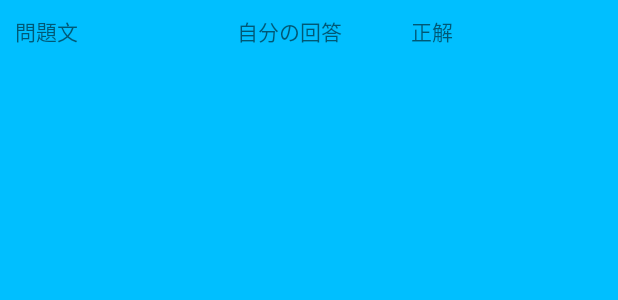
After one commit to f19ba073/GraduaionResearch_13, an Android app: the layout result_header.xml on its own in the app's theme, with its tools: preview values and no code run, on a phone screen of 412 x 824 dp. The commit adds this screen. Shown: the top 300 px of the screen. Run offline under Robolectric (Android 15) with nearby library versions, the phone set to English and light mode, and no system bars.

Commit message:
問題回答画面の結果画面にヘッダを追加しました

```diff
--- a/app/src/main/java/com/example/graduaionresearch_13/GamePlayActivity.java
+++ b/app/src/main/java/com/example/graduaionresearch_13/GamePlayActivity.java
@@ -4,13 +4,16 @@ import androidx.appcompat.app.AppCompatActivity;
 
 import android.content.Intent;
 import android.os.Bundle;
+import android.view.LayoutInflater;
 import android.view.View;
+import android.view.ViewGroup;
 import android.widget.Button;
 
 import java.util.*;
 
 import android.widget.EditText;
 import android.widget.ImageView;
+import android.widget.LinearLayout;
 import android.widget.ListView;
 import android.widget.TextView;
 
@@ -77,10 +80,14 @@ public class GamePlayActivity extends AppCompatActivity{
         nextTransitionButton.setOnClickListener(onClickResultCheck);
     }
 
-    //TODO 結果画面の初期化処理を実装
+    //結果画面の初期化
     private void initializeGameResult(){
         setContentView(R.layout.game_result);
+
         resultListView = findViewById(R.id.result_listView);
+        LayoutInflater inflater = this.getLayoutInflater();
+        View header = inflater.inflate(R.layout.result_header, null);
+        resultListView.addHeaderView(header);
 
         GameResultAdapter adapter = new GameResultAdapter(getApplicationContext(), R.layout.result_row, results);
         resultListView.setAdapter(adapter);
@@ -130,7 +137,8 @@ public class GamePlayActivity extends AppCompatActivity{
 
             problemsIndex++;
 
-            //次の問題に遷移できるようにクリックイベント切り替え
+            //問題が終わっていなければ次の問題に遷移するクリックイベントに切り替え
+            //終わっていれば結果画面に遷移するクリックイベントに切り替え
             if(problemsIndex < problems.size()){
                 nextTransitionButton.setOnClickListener(onClickNextProblem);
                 nextTransitionButton.setText("次の問題へ");
--- /dev/null
+++ b/app/src/main/res/layout/result_header.xml
@@ -0,0 +1,53 @@
+<?xml version="1.0" encoding="utf-8"?>
+<LinearLayout
+    xmlns:android="http://schemas.android.com/apk/res/android"
+    android:id="@+id/result_header"
+    android:layout_width="match_parent"
+    android:layout_height="match_parent"
+    android:orientation="horizontal"
+    android:background="#00bfff">
+    <TextView
+        android:id="@+id/result_problem_text"
+        android:layout_margin="10dp"
+        android:layout_width="0dp"
+        android:layout_height="wrap_content"
+        android:layout_weight="4"
+        android:text="問題文"
+        android:layout_centerVertical="true"
+        android:gravity="left"
+        android:maxEms="10"
+        android:singleLine="true"
+        android:ellipsize="end"/>
+    <TextView
+        android:id="@+id/result_user_answer_text"
+        android:layout_margin="10dp"
+        android:layout_width="0dp"
+        android:layout_height="wrap_content"
+        android:layout_weight="3"
+        android:text="自分の回答"
+        android:layout_centerVertical="true"
+        android:gravity="left"
+        android:maxEms="10"
+        android:singleLine="true"
+        android:ellipsize="end"/>
+    <TextView
+        android:id="@+id/result_answer_text"
+        android:layout_margin="10dp"
+        android:layout_width="0dp"
+        android:layout_height="wrap_content"
+        android:layout_weight="3"
+        android:text="正解"
+        android:layout_centerVertical="true"
+        android:gravity="left"
+        android:maxEms="10"
+        android:singleLine="true"
+        android:ellipsize="end"/>
+    <ImageView
+        android:id="@+id/result_correct_or_wrong"
+        android:layout_width="0dp"
+        android:layout_height="wrap_content"
+        android:layout_weight="1"
+        android:layout_gravity="center"
+        >   </ImageView>
+
+</LinearLayout>
```
